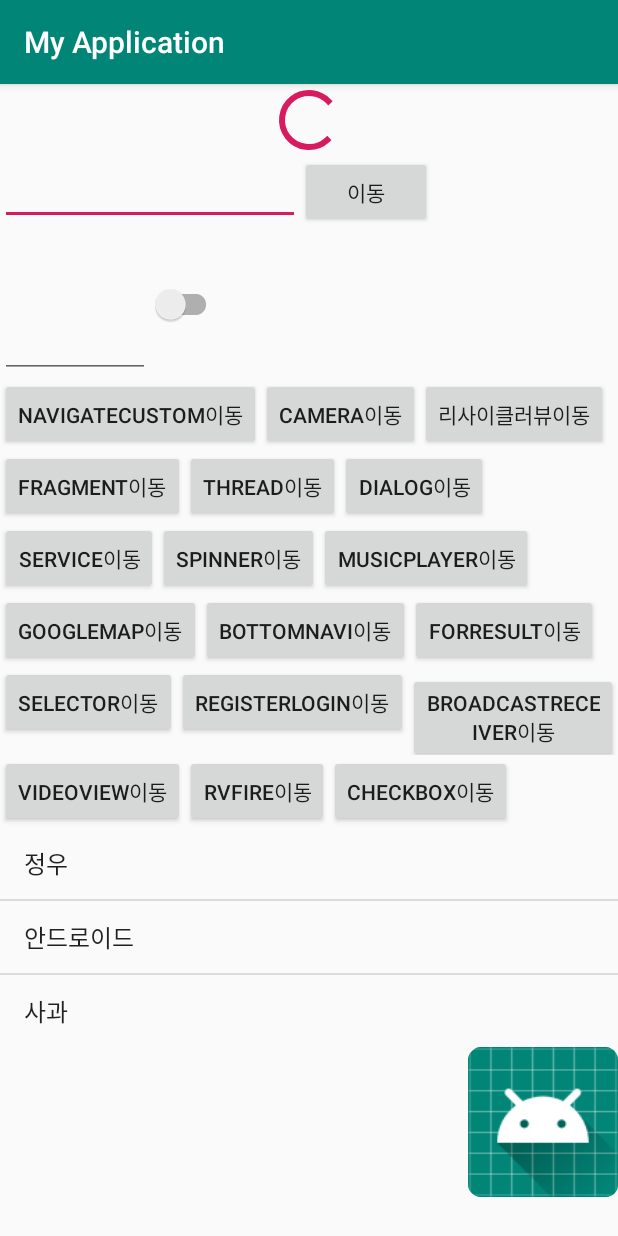
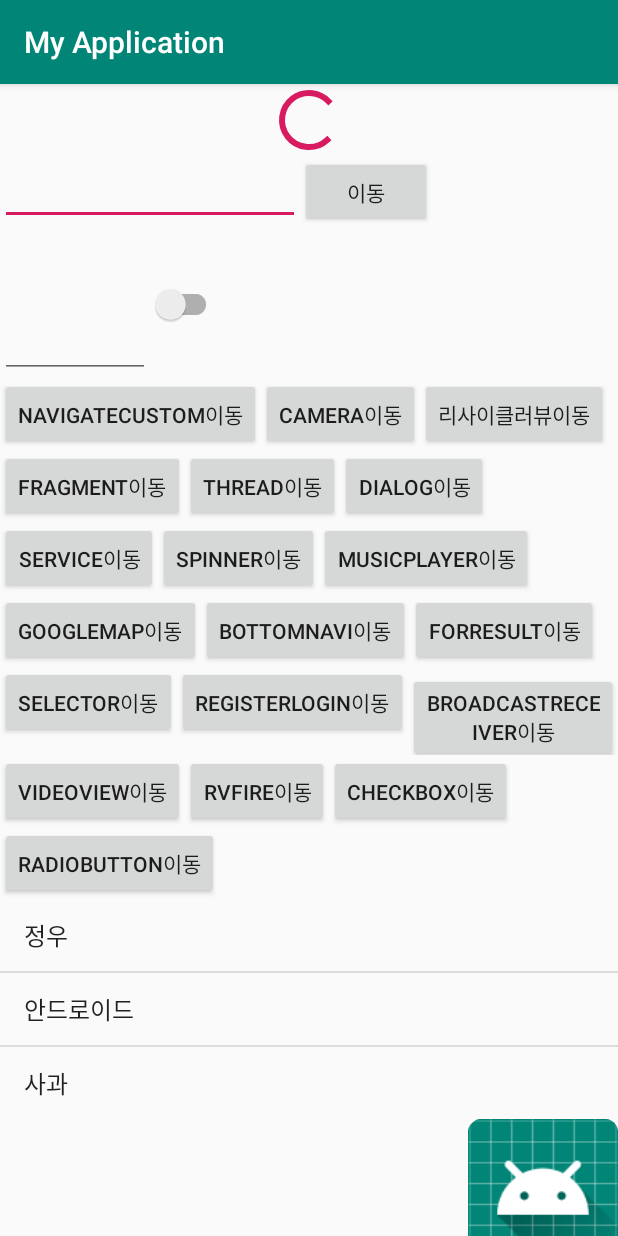
Before and after one commit to friendshipkim97/Android-Practice, an Android app: the screen it shows after launch (MainActivity), on a phone screen of 412 x 824 dp. Run offline under Robolectric (Android 15) with nearby library versions, the phone set to English and light mode, and no system bars; plain views replace SpinKitView.

Commit message:
Update RadioButton

```diff
--- a/app/src/main/AndroidManifest.xml
+++ b/app/src/main/AndroidManifest.xml
@@ -18,7 +18,8 @@
         android:roundIcon="@mipmap/ic_launcher_round"
         android:supportsRtl="true"
         android:theme="@style/AppTheme">
-        <activity android:name=".CheckBoxExam"></activity>
+        <activity android:name=".RadioButtonExam"></activity>
+        <activity android:name=".CheckBoxExam" />
         <activity android:name=".FirebaseListExample" />
         <activity android:name=".ConstraintLayoutExam" /> <!-- 스크린을 가로 방향으로-, 액션바없애기 -->
         <activity
--- a/app/src/main/java/com/cookandroid/myapplication/MainActivity.java
+++ b/app/src/main/java/com/cookandroid/myapplication/MainActivity.java
@@ -51,6 +51,7 @@ public class MainActivity extends AppCompatActivity {
     private Button videoView_move;
     private Button recyclerViewFire_move;
     private Button checkBox_move;
+    private Button radioButton_move;
 
     private long backBtnTime = 0;
 
@@ -160,6 +161,7 @@ public class MainActivity extends AppCompatActivity {
         videoView_move = findViewById(R.id.videoView_move);
         recyclerViewFire_move = findViewById(R.id.recyclerViewFire_move);
         checkBox_move = findViewById(R.id.checkBox_move);
+        radioButton_move = findViewById(R.id.radioButton_move);
     }
 
     private void buttonMove() {
@@ -302,6 +304,13 @@ public class MainActivity extends AppCompatActivity {
                 startActivity(intent); // 액티비티 이동
             }
         });
+        radioButton_move.setOnClickListener(new View.OnClickListener() {
+            @Override
+            public void onClick(View view) {
+                Intent intent = new Intent(MainActivity.this, RadioButtonExam.class);
+                startActivity(intent); // 액티비티 이동
+            }
+        });
     }
 
     private void clickImage() {
--- a/app/src/main/res/layout/activity_main.xml
+++ b/app/src/main/res/layout/activity_main.xml
@@ -195,6 +195,20 @@
 
 
     </LinearLayout>
+    <LinearLayout
+        android:orientation="horizontal"
+        android:layout_width="wrap_content"
+        android:layout_height="wrap_content">
+        <Button
+            android:id="@+id/radioButton_move"
+            android:layout_width="wrap_content"
+            android:layout_height="wrap_content"
+            android:text="radioButton이동">
+        </Button>
+
+
+    </LinearLayout>
+
     <ListView
         android:id="@+id/list"
         android:layout_width="match_parent"
```
Also changed, not shown: app/src/main/java/com/cookandroid/myapplication/RadioButtonExam.java (added, +54 -0 lines), app/src/main/res/layout/activity_radio_button_exam.xml (added, +44 -0 lines).
